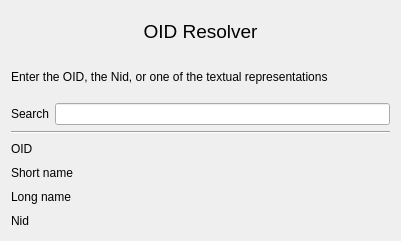
Qt form ui/OidResolver.ui (chris2511/xca) before a commit.
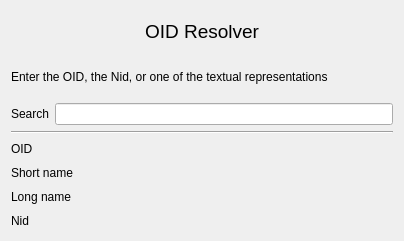
The same form after that commit. Custom widgets are drawn as their Qt base class.

Diff of the .ui file:
```diff
--- a/ui/OidResolver.ui
+++ b/ui/OidResolver.ui
@@ -6,7 +6,7 @@
    <rect>
     <x>0</x>
     <y>0</y>
-    <width>401</width>
+    <width>404</width>
     <height>241</height>
    </rect>
   </property>
@@ -68,6 +68,9 @@
      <property name="fieldGrowthPolicy">
       <enum>QFormLayout::AllNonFixedFieldsGrow</enum>
      </property>
+     <property name="labelAlignment">
+      <set>Qt::AlignLeading|Qt::AlignLeft|Qt::AlignVCenter</set>
+     </property>
      <item row="0" column="0">
       <widget class="QLabel" name="label">
        <property name="text">
```
Left out of the diff: 3 changed lines with no effect on the pictures.
